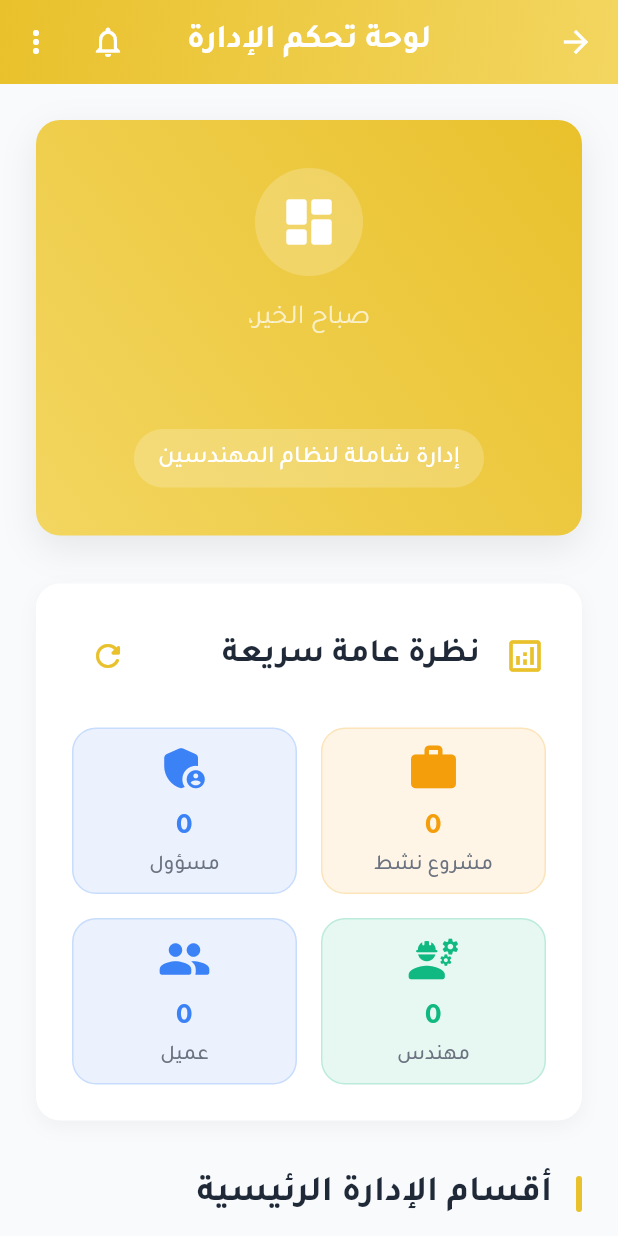
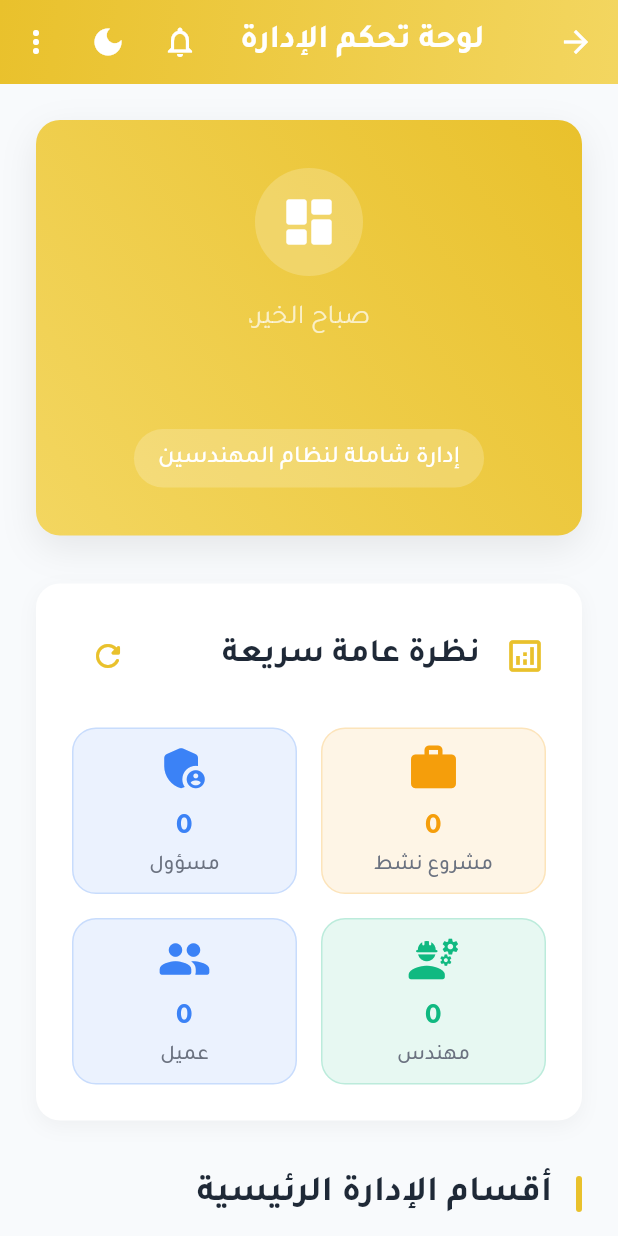
Before and after one commit to HGhurbani/engineer_management_system, a Flutter app: the AdminDashboard screen opened by its route, on a phone screen of 412 x 824 dp. Run offline on Flutter 3.47's test engine with Material 3 defaults, Android fonts, the phone set to English and light mode, and no system bars; our stand-ins replace cloud_firestore, firebase_auth, firebase_core, firebase_storage, fl_chart, flutter_datetime_picker_plus and 8 more; accounts and stored records are empty.

Commit message:
Add theme toggle and fix fontFamily issue

```diff
--- a/lib/pages/admin/admin_dashboard.dart
+++ b/lib/pages/admin/admin_dashboard.dart
@@ -4,6 +4,7 @@ import 'dart:async';
 
 import 'package:flutter/material.dart';
 import 'package:engineer_management_system/theme/app_constants.dart';
+import 'package:engineer_management_system/theme/theme_provider.dart';
 import 'package:firebase_auth/firebase_auth.dart';
 import 'package:cloud_firestore/cloud_firestore.dart';
 
@@ -348,6 +349,22 @@ class _AdminDashboardState extends State<AdminDashboard> with TickerProviderStat
                 ),
               )
           ],
+        ),
+        IconButton(
+          icon: Icon(
+            themeProvider.value == ThemeMode.dark
+                ? Icons.light_mode
+                : Icons.dark_mode,
+            color: Colors.white,
+          ),
+          tooltip: themeProvider.value == ThemeMode.dark
+              ? 'الوضع الفاتح'
+              : 'الوضع المظلم',
+          onPressed: () {
+            setState(() {
+              themeProvider.toggle();
+            });
+          },
         ),
         // --- ADDITION END ---
         PopupMenuButton<String>(
```
Also changed, not shown: lib/main.dart (+26 -11 lines), lib/pages/client/client_home.dart (+17 -0 lines), lib/pages/engineer/engineer_home.dart (+17 -0 lines), lib/theme/theme_provider.dart (added, +14 -0 lines).
